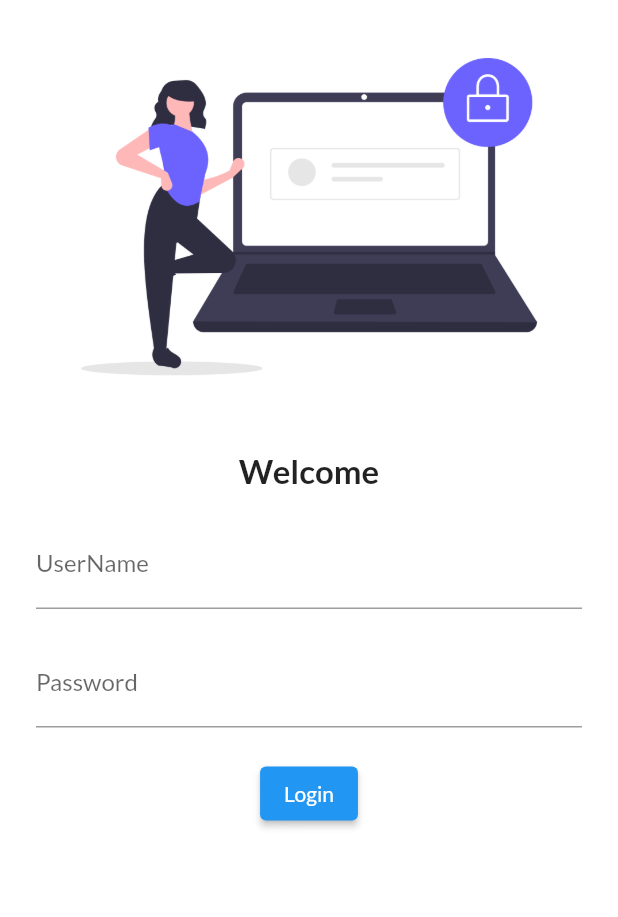
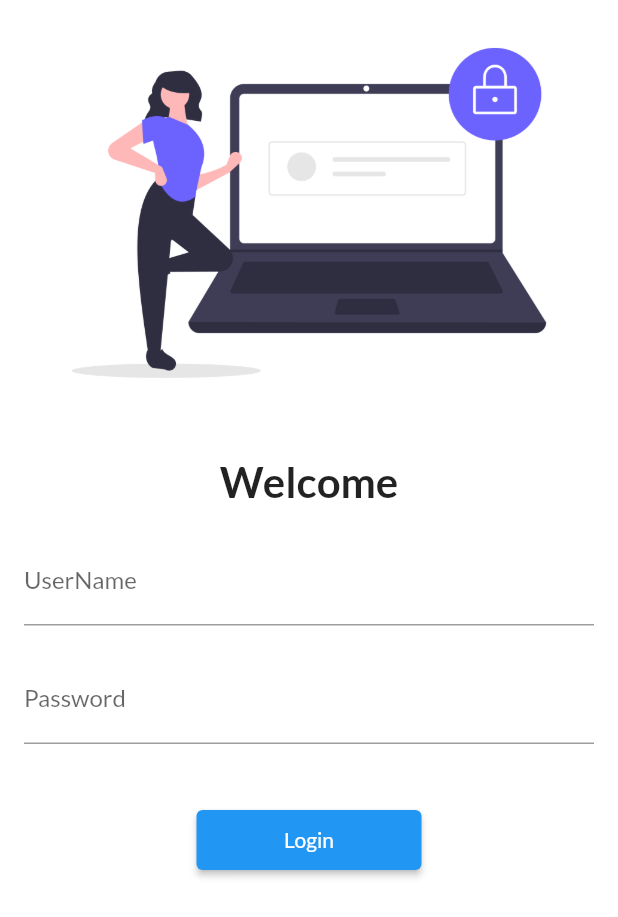
Before and after one commit to MaheshKeshvala/30DaysOfFlutter, a Flutter app: the screen it shows after launch, on a phone screen of 412 x 824 dp. Shown: the top 917 px of the screen. Run offline on Flutter 3.47's test engine with Material 2 defaults, Android fonts, the phone set to English and light mode, and no system bars; our stand-ins replace google_fonts.

Commit message:
Day5 Completed

```diff
--- a/lib/main.dart
+++ b/lib/main.dart
@@ -1,5 +1,6 @@
 import 'package:demo_ch_1/pages/home_page.dart';
 import 'package:demo_ch_1/pages/login_page.dart';
+import 'package:demo_ch_1/utils/routes.dart';
 import 'package:flutter/material.dart';
 import 'package:google_fonts/google_fonts.dart';
 
@@ -16,6 +17,7 @@
   @override
   Widget build(BuildContext context) {
     return MaterialApp(
+      debugShowCheckedModeBanner: false,
       themeMode: ThemeMode.light,
       darkTheme: ThemeData(
           brightness: Brightness.light,
@@ -30,8 +32,8 @@
       initialRoute: "/",
       routes: {
         "/": (context) => LoginPage(),
-        "/home": (context) => HomePage(),
-        "/login": (context) => LoginPage()
+        MyRoutes.homeRoute: (context) => HomePage(),
+        MyRoutes.loginRoute: (context) => LoginPage()
       },
     );
   }
--- a/lib/pages/login_page.dart
+++ b/lib/pages/login_page.dart
@@ -1,14 +1,16 @@
 import 'dart:ui';
 
+import 'package:demo_ch_1/utils/routes.dart';
 import 'package:flutter/material.dart';
+
+import 'home_page.dart';
 
 class LoginPage extends StatelessWidget {
   @override
   Widget build(BuildContext context) {
     return Material(
       color: Colors.white,
-      child: Padding(
-        padding: const EdgeInsets.all(8.0),
+      child: SingleChildScrollView(
         child: Column(
           children: [
             Image.asset(
@@ -20,7 +22,7 @@
             ),
             Text(
               "Welcome",
-              style: TextStyle(fontWeight: FontWeight.bold, fontSize: 22),
+              style: TextStyle(fontWeight: FontWeight.bold, fontSize: 28),
             ),
             Padding(
               padding:
@@ -42,12 +44,15 @@
                 ],
               ),
             ),
+            SizedBox(
+              height: 20,
+            ),
             ElevatedButton(
               onPressed: () {
-                print("Hello button pressed");
+                Navigator.pushNamed(context, MyRoutes.homeRoute);
               },
               child: Text("Login"),
-              style: TextButton.styleFrom(),
+              style: TextButton.styleFrom(minimumSize: Size(150.0, 40.0)),
             ),
           ],
         ),
--- /dev/null
+++ b/lib/utils/routes.dart
@@ -0,0 +1,4 @@
+class MyRoutes {
+  static String loginRoute = "/login";
+  static String homeRoute = "/home";
+}
```
Also changed, not shown: 1 other file.
